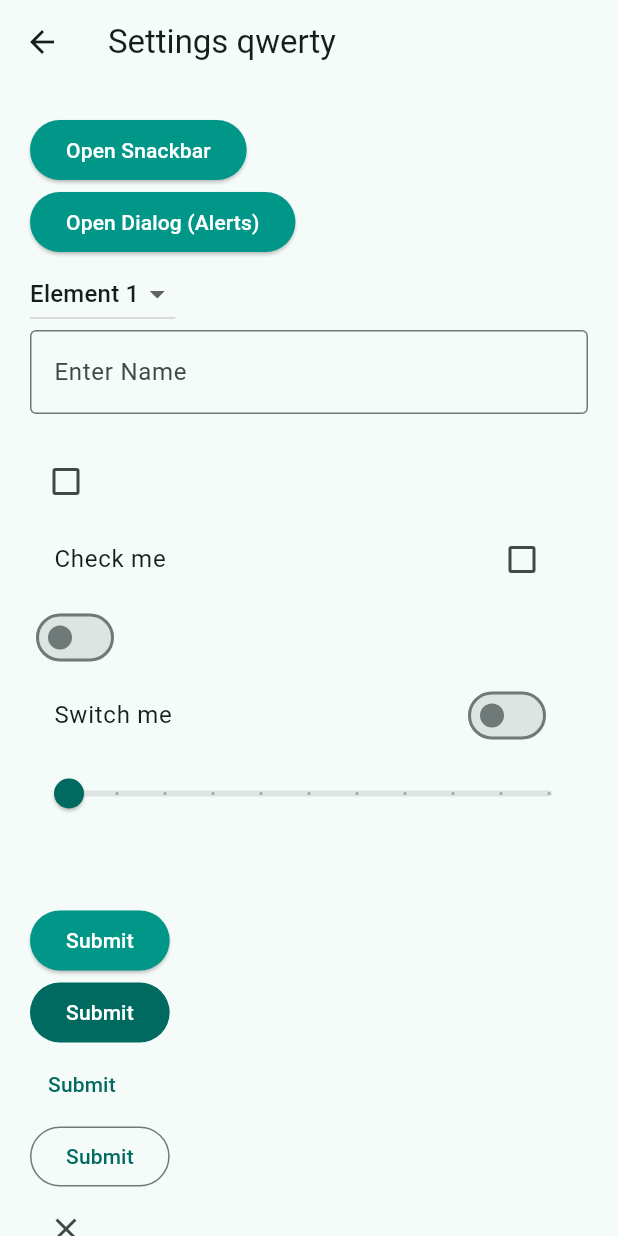
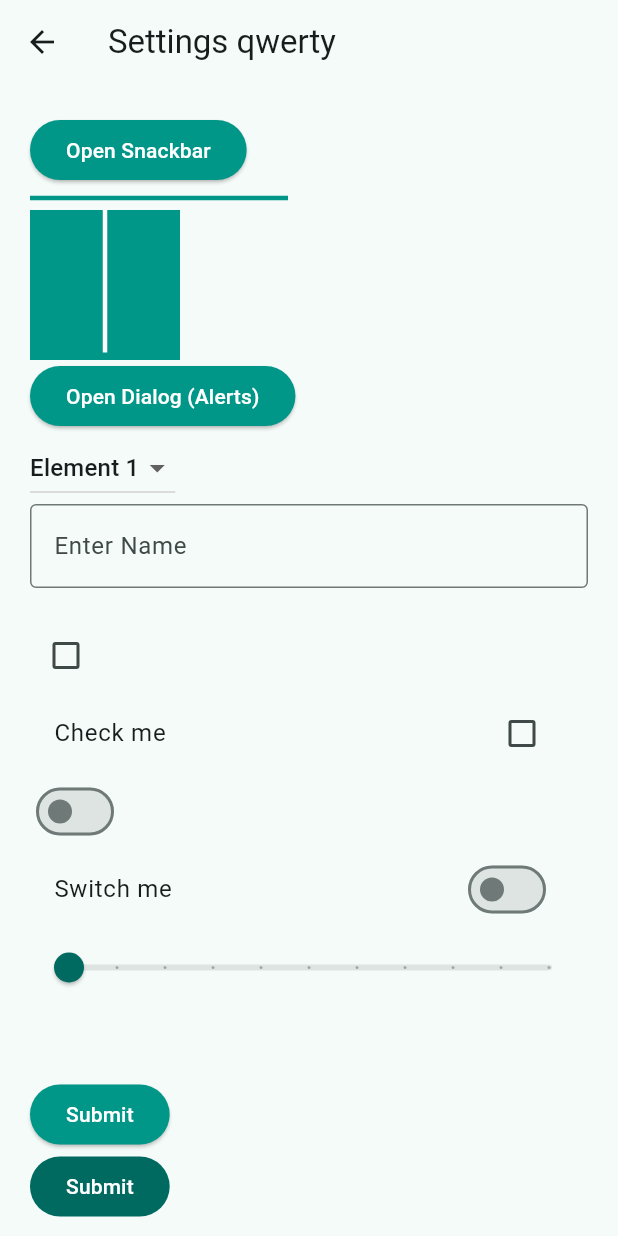
Before and after one commit to krishan226/my_first_Flutter_Practice01, a Flutter app: the SettingsPage screen opened directly, on a phone screen of 412 x 824 dp. Run offline on Flutter 3.47's test engine with Material 3 defaults, Android fonts, the phone set to English and light mode, and no system bars.

Commit message:
Divider and vertical devider -- (In between 2 button, and view )

```diff
--- a/lib/Views/Pages/settings_page.dart
+++ b/lib/Views/Pages/settings_page.dart
@@ -52,6 +52,21 @@ class _SettingsPageState extends State<SettingsPage> {
                   foregroundColor: Colors.white,
                 ),
                 child: Text('Open Snackbar'),
+              ),
+              Divider(
+                color: Colors.teal,
+                thickness: 3.0,
+                endIndent: 200.0,
+              ),
+              Container(
+                height: 100.0,
+                width: 100.0,
+                color: Colors.teal,
+                child: VerticalDivider(
+                  color: Colors.white,
+                  thickness: 3.0,
+                  endIndent: 5.0,
+                ),
               ),
               ElevatedButton(
                 onPressed: () {
```
